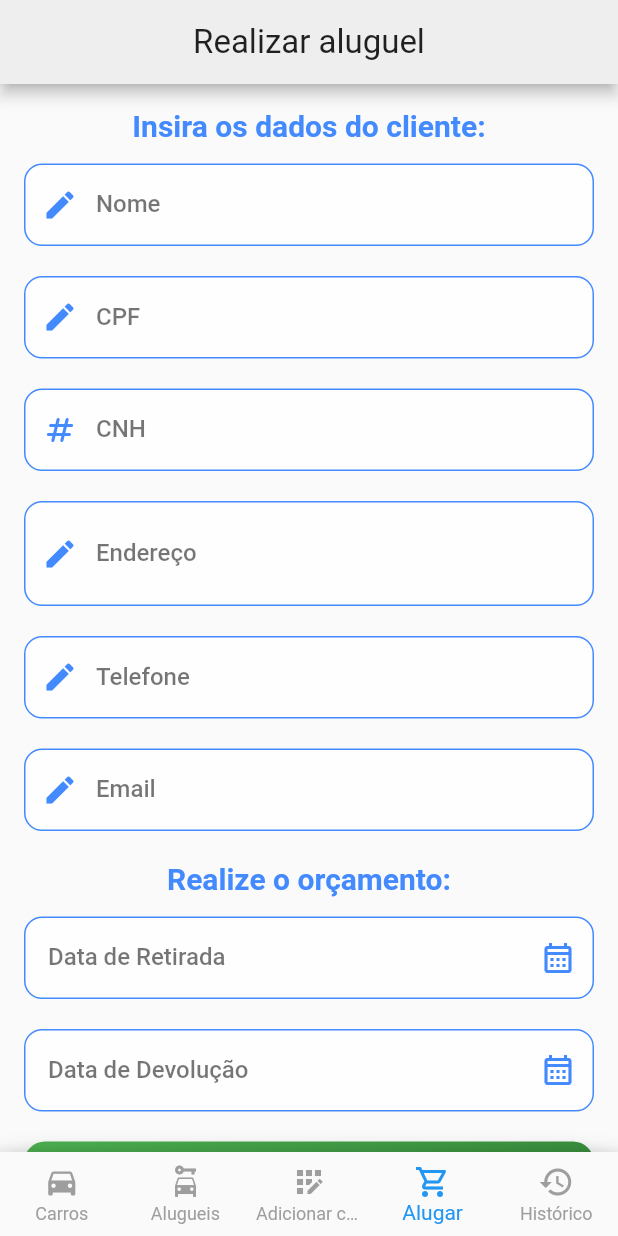
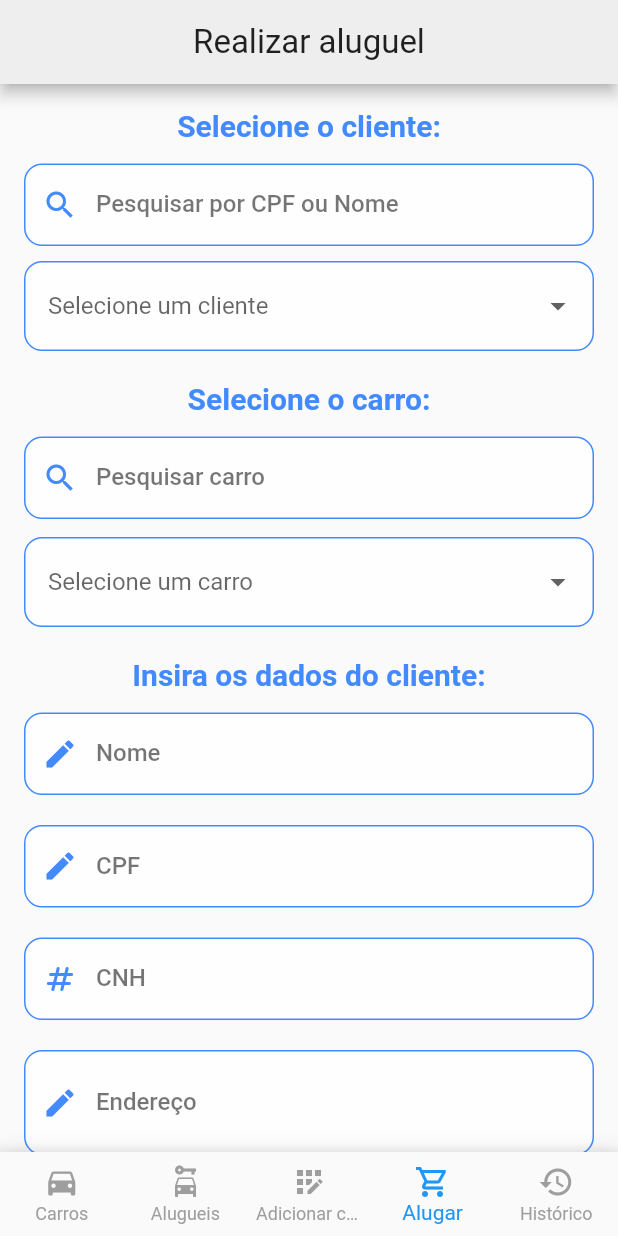
Before and after one commit to DouglaSantos777/ConnectCar, a Flutter app: the screen it shows after launch, item 4 of the bottom bar chosen, on a phone screen of 412 x 824 dp. Run offline on Flutter 3.47's test engine with Material 3 defaults, Android fonts, the phone set to English and light mode, and no system bars; our stand-ins replace fl_chart.

Commit message:
refactor: separação de widgets da tela de realização de aluguel

```diff
--- a/lib/screens/realizar_aluguel_screen.dart
+++ b/lib/screens/realizar_aluguel_screen.dart
@@ -1,10 +1,9 @@
+import 'package:connectcar/widgets/alugueis/adicionar_cliente.dart';
+import 'package:connectcar/widgets/alugueis/orcamento.dart';
 import 'package:connectcar/widgets/formulario/botao_cadastro.dart';
+import 'package:connectcar/widgets/formulario/formulario_carros.dart';
+import 'package:connectcar/widgets/formulario/formulario_clientes.dart';
 import 'package:connectcar/widgets/formulario/formulario_data.dart';
-import 'package:connectcar/widgets/formulario/formulario_descricao.dart';
-import 'package:connectcar/widgets/formulario/formulario_numerico.dart';
-import 'package:connectcar/widgets/formulario/formulario_radio.dart';
-import 'package:connectcar/widgets/formulario/formulario_texto.dart';
-import 'package:connectcar/widgets/valor_total_estilo.dart';
 import 'package:flutter/material.dart';
 
 class RealizarAluguelScreen extends StatefulWidget {
@@ -15,7 +14,8 @@ class RealizarAluguelScreen extends StatefulWidget {
 }
 
 class _RealizarAluguelScreenState extends State<RealizarAluguelScreen> {
-  String? _statusSelecionado;
+  String? clienteSelecionado;
+  String? carroSelecionado;
 
   @override
   Widget build(BuildContext context) {
@@ -35,7 +35,7 @@ class _RealizarAluguelScreenState extends State<RealizarAluguelScreen> {
                   crossAxisAlignment: CrossAxisAlignment.center,
                   children: [
                     const Text(
-                      'Insira os dados do cliente:',
+                      'Selecione o cliente:',
                       style: TextStyle(
                         color: Colors.blueAccent,
                         fontWeight: FontWeight.w600,
@@ -43,15 +43,21 @@ class _RealizarAluguelScreenState extends State<RealizarAluguelScreen> {
                       ),
                     ),
                     const SizedBox(height: 14),
-                    const FormularioTexto(label: 'Nome'),
-                    const FormularioTexto(label: 'CPF'),
-                    const FormularioNumerico(label: 'CNH'),
-                    const FormularioDescricao(label: 'Endereço'),
-                    const FormularioTexto(label: 'Telefone'),
-                    const FormularioTexto(label: 'Email'),
-
+                    FormularioClientes(
+                      clientes: const {
+                        '123.456.789-00': 'João Silva',
+                        '987.654.321-00': 'Maria Oliveira',
+                        '111.222.333-44': 'Carlos Santos',
+                      },
+                      clienteSelecionado: clienteSelecionado,
+                      onChanged: (String? newValue) {
+                        setState(() {
+                          clienteSelecionado = newValue;
+                        });
+                      },
+                    ),
                     const Text(
-                      'Realize o orçamento:',
+                      'Selecione o carro:',
                       style: TextStyle(
                         color: Colors.blueAccent,
                         fontWeight: FontWeight.w600,
@@ -59,12 +65,26 @@ class _RealizarAluguelScreenState extends State<RealizarAluguelScreen> {
                       ),
                     ),
                     const SizedBox(height: 14),
-                    const FormularioData(label: 'Data de Retirada'),
-                    const FormularioData(label: 'Data de Devolução'),
-                    const ValorTotalEstilo(valorTotal: '500.00'),
-
+                    FormularioCarros(
+                      carros: const {
+                        'ABC-1234': 'Toyota Corolla',
+                        'XYZ-5678': 'Honda Civic',
+                        'JKL-9101': 'Ford Focus',
+                        'MNO-3456': 'Toyota Corolla',
+                      },
+                      carroSelecionado: carroSelecionado,
+                      onChanged: (String? newValue) {
+                        setState(() {
+                          carroSelecionado = newValue;
+                        });
+                      },
+                    ),
+                    if (clienteSelecionado == null) ...[
+                      const AdicionarCliente(),
+                    ],
+                    const Orcamento(),
                     const Text(
-                      'Realize o pagamento:',
+                      'Selecione a data de pagamento:',
                       style: TextStyle(
                         color: Colors.blueAccent,
                         fontWeight: FontWeight.w600,
@@ -72,16 +92,6 @@ class _RealizarAluguelScreenState extends State<RealizarAluguelScreen> {
                       ),
                     ),
                     const SizedBox(height: 14),
-                    FormularioRadio<String>(
-                      options: const ['Pago', 'Pendente'],
-                      selectedValue: _statusSelecionado,
-                      onChanged: (value) {
-                        setState(() {
-                          _statusSelecionado = value;
-                        });
-                      },
-                      labelBuilder: (option) => option,
-                    ),
                     const FormularioData(label: 'Data de Pagamento'),
 
                     BotaoCadastro(label: 'Finalizar aluguel', onPressed: (){})
--- /dev/null
+++ b/lib/widgets/alugueis/adicionar_cliente.dart
@@ -0,0 +1,31 @@
+import 'package:connectcar/widgets/formulario/formulario_descricao.dart';
+import 'package:connectcar/widgets/formulario/formulario_numerico.dart';
+import 'package:connectcar/widgets/formulario/formulario_texto.dart';
+import 'package:flutter/material.dart';
+
+class AdicionarCliente extends StatelessWidget {
+  const AdicionarCliente({super.key});
+
+  @override
+  Widget build(BuildContext context) {
+    return const Column(
+      children: [
+        Text(
+          'Insira os dados do cliente:',
+          style: TextStyle(
+            color: Colors.blueAccent,
+            fontWeight: FontWeight.w600,
+            fontSize: 20,
+          ),
+        ),
+        SizedBox(height: 14),
+        FormularioTexto(label: 'Nome'),
+        FormularioTexto(label: 'CPF'),
+        FormularioNumerico(label: 'CNH'),
+        FormularioDescricao(label: 'Endereço'),
+        FormularioTexto(label: 'Telefone'),
+        FormularioTexto(label: 'Email'),
+      ],
+    );
+  }
+}
--- /dev/null
+++ b/lib/widgets/alugueis/orcamento.dart
@@ -0,0 +1,27 @@
+import 'package:connectcar/widgets/formulario/formulario_data.dart';
+import 'package:connectcar/widgets/valor_total_estilo.dart';
+import 'package:flutter/material.dart';
+
+class Orcamento extends StatelessWidget {
+  const Orcamento({super.key});
+
+  @override
+  Widget build(BuildContext context) {
+    return const Column(
+      children: [
+        Text(
+          'Realize o orçamento:',
+          style: TextStyle(
+            color: Colors.blueAccent,
+            fontWeight: FontWeight.w600,
+            fontSize: 20,
+          ),
+        ),
+        SizedBox(height: 14),
+        FormularioData(label: 'Data de Retirada'),
+        FormularioData(label: 'Data de Devolução'),
+        ValorTotalEstilo(valorTotal: '500.00'),
+      ],
+    );
+  }
+}
--- /dev/null
+++ b/lib/widgets/formulario/formulario_carros.dart
@@ -0,0 +1,72 @@
+import 'package:flutter/material.dart';
+
+class FormularioCarros extends StatefulWidget {
+  final Map<String, String> carros; // chave: placa ou renavam, valor: modelo
+  final String? carroSelecionado;
+  final void Function(String?) onChanged;
+
+  const FormularioCarros({
+    super.key,
+    required this.carros,
+    required this.onChanged,
+    this.carroSelecionado,
+  });
+
+  @override
+  State<FormularioCarros> createState() => _FormularioCarrosState();
+}
+
+class _FormularioCarrosState extends State<FormularioCarros> {
+  late List<MapEntry<String, String>> _carrosFiltrados = [];
+  final TextEditingController _controller = TextEditingController();
+
+  @override
+  void initState() {
+    super.initState();
+    _carrosFiltrados = widget.carros.entries.toList();
+  }
+
+  void _filtrarCarros(String query) {
+    setState(() {
+      _carrosFiltrados = widget.carros.entries
+          .where((entry) =>
+              entry.value.toLowerCase().contains(query.toLowerCase()) ||
+              entry.key.toLowerCase().contains(query.toLowerCase()))
+          .toList();
+    });
+  }
+
+  @override
+  Widget build(BuildContext context) {
+    return Container(
+      margin: const EdgeInsets.only(bottom: 20),
+      child: Column(
+        crossAxisAlignment: CrossAxisAlignment.start,
+        children: [
+          TextFormField(
+            controller: _controller,
+            decoration: const InputDecoration(
+              labelText: 'Pesquisar carro',
+              prefixIcon: Icon(Icons.search),
+              border: OutlineInputBorder(),
+            ),
+            onChanged: _filtrarCarros,
+          ),
+          const SizedBox(height: 12),
+          DropdownButtonFormField<String>(
+            value: widget.carroSelecionado,
+            hint: const Text('Selecione um carro'),
+            items: _carrosFiltrados.map((entry) {
+              return DropdownMenuItem<String>(
+                value: entry.key,
+                child: Text('${entry.value} - ${entry.key}'),
+              );
+            }).toList(),
+            onChanged: widget.onChanged,
+            isExpanded: true,
+          ),
+        ],
+      ),
+    );
+  }
+}
--- /dev/null
+++ b/lib/widgets/formulario/formulario_clientes.dart
@@ -0,0 +1,70 @@
+import 'package:flutter/material.dart';
+
+class FormularioClientes extends StatefulWidget {
+  final Map<String, String> clientes;
+  final String? clienteSelecionado;
+  final void Function(String?) onChanged;
+
+  const FormularioClientes({
+    super.key,
+    required this.clientes,
+    required this.onChanged,
+    this.clienteSelecionado,
+  });
+
+  @override
+  State<FormularioClientes> createState() => _FormularioClientesState();
+}
+
+class _FormularioClientesState extends State<FormularioClientes> {
+  final TextEditingController _cpfController = TextEditingController();
+  List<MapEntry<String, String>> clientesFiltrados = [];
+
+  @override
+  void initState() {
+    super.initState();
+    clientesFiltrados = widget.clientes.entries.toList();
+  }
+
+  void _filtrarClientes(String cpf) {
+    setState(() {
+      clientesFiltrados = widget.clientes.entries
+        .where((cliente) =>
+            cliente.key.contains(cpf) || cliente.value.toLowerCase().contains(cpf.toLowerCase()))
+        .toList();
+    });
+  }
+
+  @override
+  Widget build(BuildContext context) {
+    return Container(
+      margin: const EdgeInsets.only(bottom: 20),
+      child: Column(
+        crossAxisAlignment: CrossAxisAlignment.start,
+        children: [
+          TextFormField(
+            controller: _cpfController,
+            decoration: const InputDecoration(
+              labelText: 'Pesquisar por CPF ou Nome',
+              prefixIcon: Icon(Icons.search),
+              border: OutlineInputBorder(),
+            ),
+            onChanged: _filtrarClientes,
+          ),
+          const SizedBox(height: 10),
+          DropdownButtonFormField<String>(
+            value: widget.clienteSelecionado,
+            hint: const Text('Selecione um cliente'),
+            items: clientesFiltrados.map((cliente) {
+              return DropdownMenuItem<String>(
+                value: cliente.key,
+                child: Text('${cliente.value} - ${cliente.key}'),
+              );
+            }).toList(),
+            onChanged: widget.onChanged,
+          ),
+        ],
+      ),
+    );
+  }
+}
```
